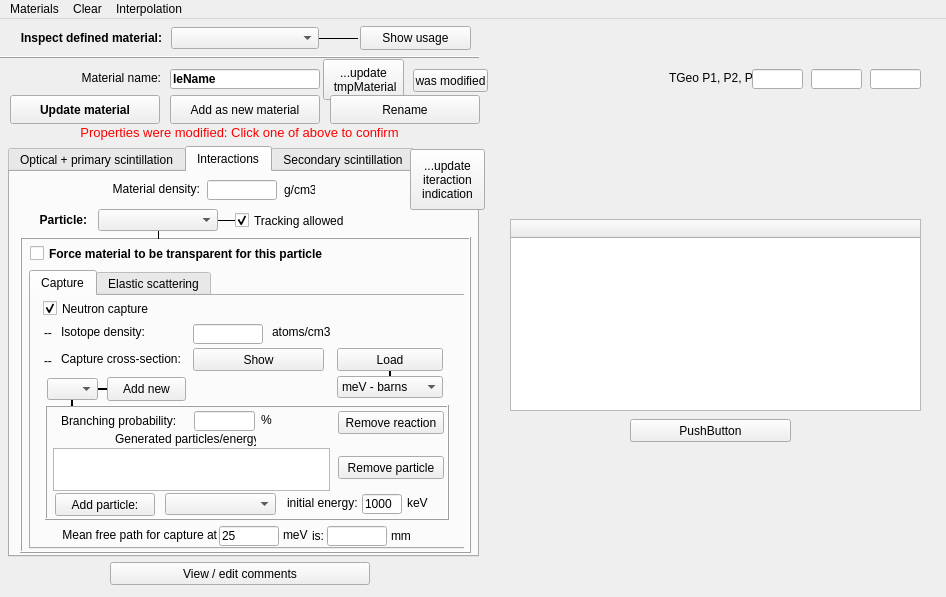
First picture: the form in src/gui/materialinspectorwindow.ui, repository andrmor/ANTS2, before the edit.
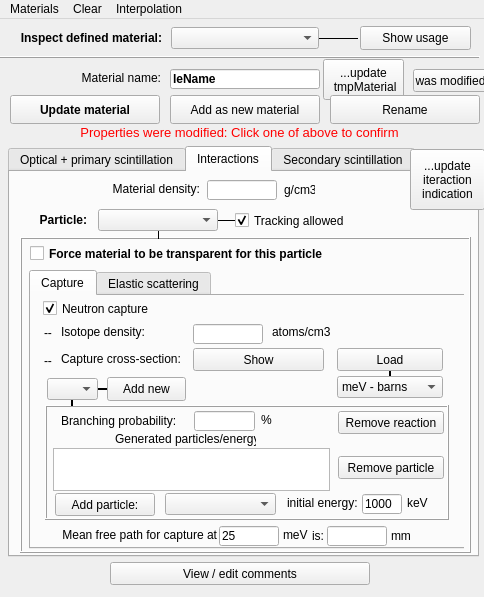
Second picture: the form after the edit. The open tabs and pages were chosen to show the change.

```diff
--- a/src/gui/materialinspectorwindow.ui
+++ b/src/gui/materialinspectorwindow.ui
@@ -6,7 +6,7 @@
    <rect>
     <x>0</x>
     <y>0</y>
-    <width>946</width>
+    <width>484</width>
     <height>597</height>
    </rect>
   </property>
@@ -3217,7 +3217,7 @@
     </property>
     <column>
      <property name="text">
-      <string> </string>
+      <string/>
      </property>
     </column>
    </widget>
@@ -3262,7 +3262,7 @@
     <rect>
      <x>0</x>
      <y>0</y>
-     <width>946</width>
+     <width>484</width>
      <height>21</height>
     </rect>
    </property>
```
Left out of the diff: 2 changed lines with no effect on the pictures.
